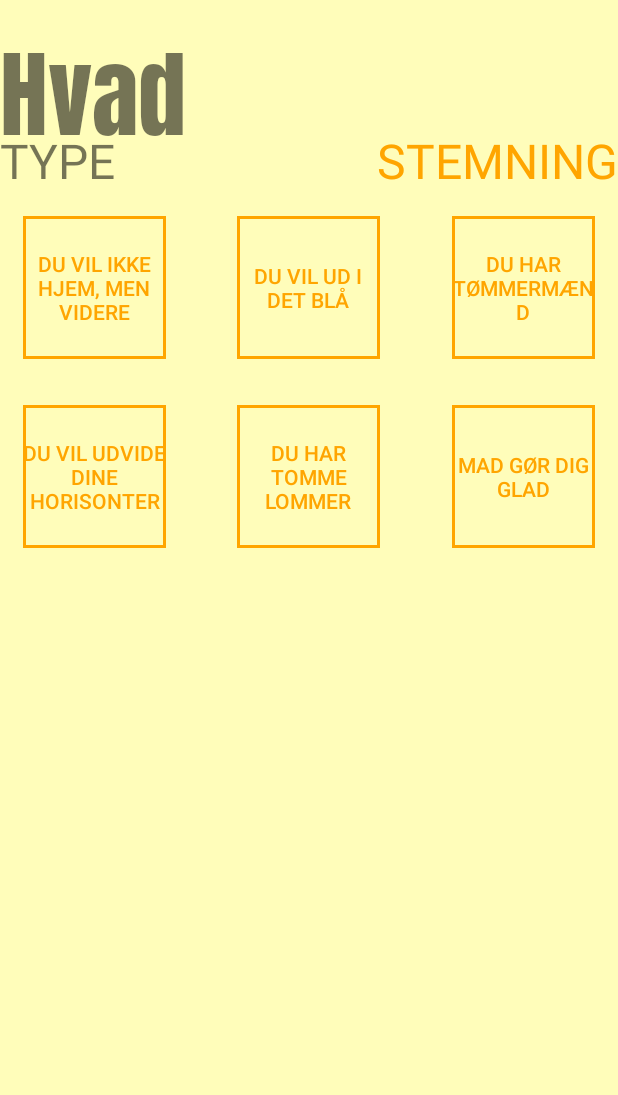
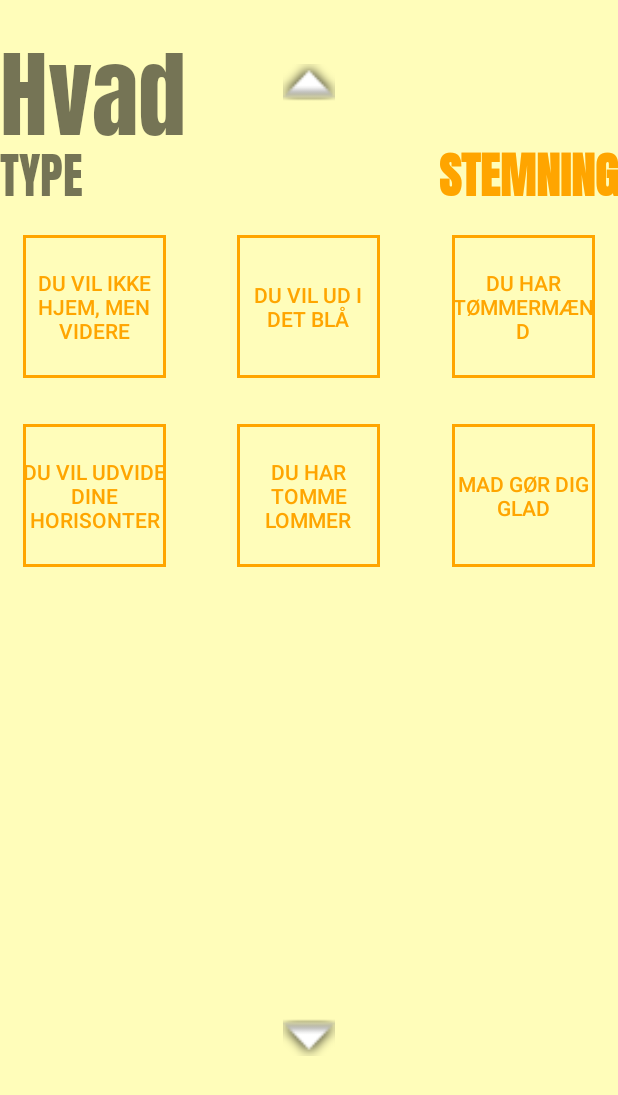
Before and after one commit to Janipai/Moro, an Android app: the layout fragment_naar.xml on its own in the app's theme, with its tools: preview values and no code run, on a phone screen of 412 x 824 dp. Shown: the top 1095 px of the screen. Run offline under Robolectric (Android 15) with nearby library versions, the phone set to English and light mode, and no system bars.

Commit message:
arrows in every filter fragments

```diff
--- a/app/src/main/res/layout/fragment_naar.xml
+++ b/app/src/main/res/layout/fragment_naar.xml
@@ -7,12 +7,26 @@
     tools:context="Naar">
 
     <!-- TODO: Update blank fragment layout -->
-    <TextView
+    <RelativeLayout
         android:layout_width="wrap_content"
-        android:layout_height="wrap_content"
-        android:fontFamily="@font/anton"
-        android:text="Hvad"
-        android:textSize="64sp" />
+        android:layout_height="wrap_content">
+
+        <TextView
+            android:layout_width="wrap_content"
+            android:layout_height="wrap_content"
+            android:fontFamily="@font/anton"
+            android:text="Hvad"
+            android:textSize="64sp" />
+
+        <ImageView
+            android:id="@+id/arrow_up"
+            android:layout_width="match_parent"
+            android:layout_height="25dp"
+            android:layout_centerHorizontal="true"
+            android:layout_centerVertical="true"
+            android:src="@android:drawable/arrow_up_float" />
+    </RelativeLayout>
+
 
     <RelativeLayout
         android:id="@+id/idtypestemning"
@@ -31,6 +45,7 @@
             android:onClick="onClick"
             android:clickable="true"
 
+            android:fontFamily="@font/anton"
             android:text="TYPE"
             android:textSize="32sp" />
 
@@ -46,7 +61,8 @@
             android:clickable="true"
             android:text="STEMNING"
             android:textColor="#FFA500"
-
+            android:fontFamily="@font/anton"
+            android:textStyle="bold"
             android:textSize="32sp" />
 
     </RelativeLayout>
@@ -144,5 +160,14 @@
 
     </RelativeLayout>
 
+    <ImageView
+        android:id="@+id/arrow_down"
+        android:layout_width="match_parent"
+        android:layout_height="25dp"
+        android:layout_centerHorizontal="true"
+        android:layout_centerVertical="true"
+        android:layout_alignParentBottom="true"
+        android:layout_marginBottom="120dp"
+        android:src="@android:drawable/arrow_down_float" />
 
 </RelativeLayout>
```
Also changed, not shown: app/src/main/res/layout/fragment_hvad.xml (+28 -10 lines), app/src/main/res/layout/fragment_hvor.xml (+22 -1 lines).
